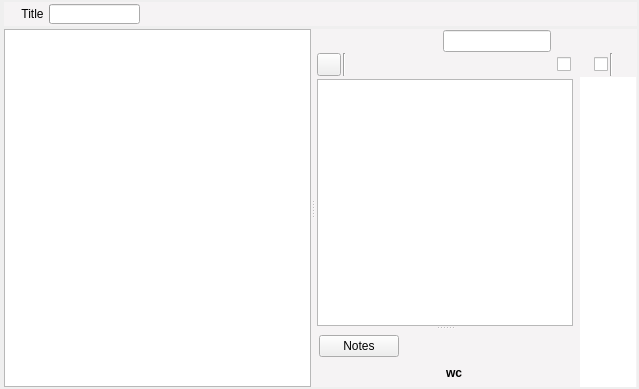
The window that ui/manuscript_view.ui (zkovari/plotlyst) describes before a commit, drawn with Qt 5.
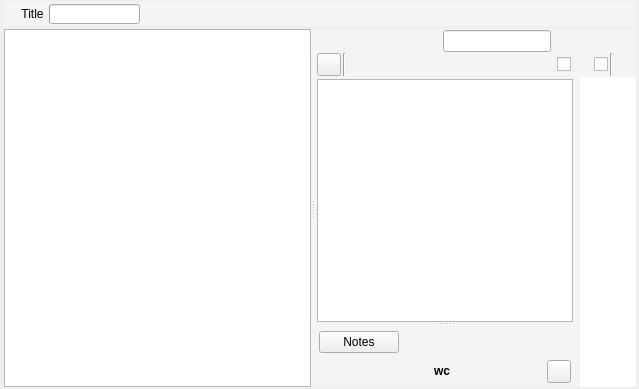
The same window after the commit. Custom widgets are drawn as their Qt base class.

Commit message: Display scene stage in manuscript panel

Diff of the .ui file:
```diff
--- a/ui/manuscript_view.ui
+++ b/ui/manuscript_view.ui
@@ -581,6 +581,9 @@
                   </property>
                  </widget>
                 </item>
+                <item>
+                 <widget class="SceneStageButton" name="btnStage"/>
+                </item>
                </layout>
               </widget>
              </item>
@@ -758,6 +761,11 @@
    <extends>QTreeView</extends>
    <header>src.main.python.plotlyst.view.widget.scenes</header>
   </customwidget>
+  <customwidget>
+   <class>SceneStageButton</class>
+   <extends>QToolButton</extends>
+   <header>src.main.python.plotlyst.view.widget.scenes</header>
+  </customwidget>
   <customwidget>
    <class>SprintWidget</class>
    <extends>QWidget</extends>
```
Left out of the diff: 2 changed lines with no effect on the pictures. The commit also changes 3 other files.
